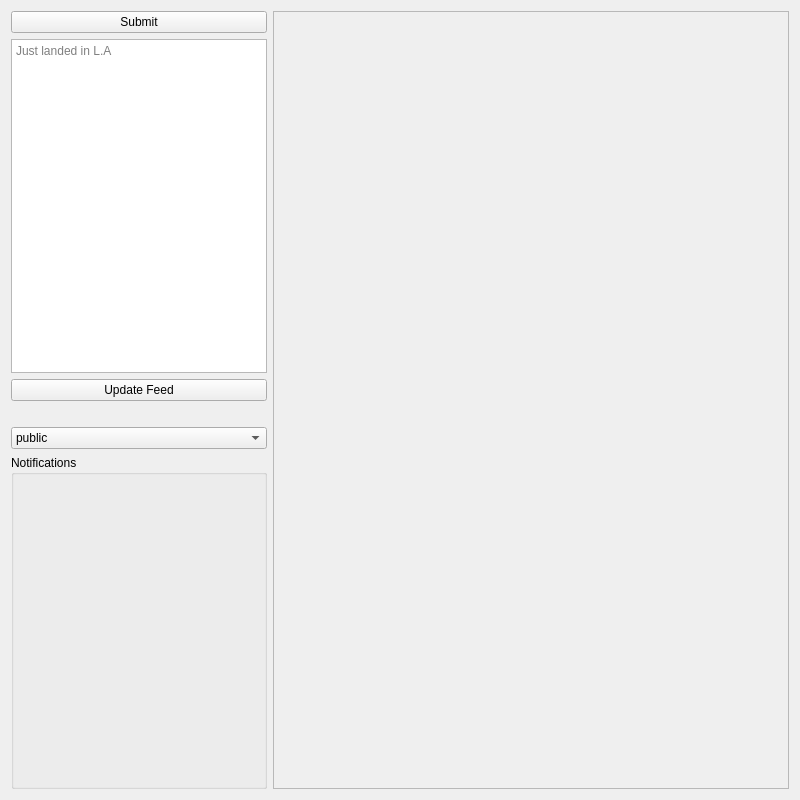
This is qml/main.ui in anjandev/fedi-go as Qt 5 draws it before an edit. The edited form follows.
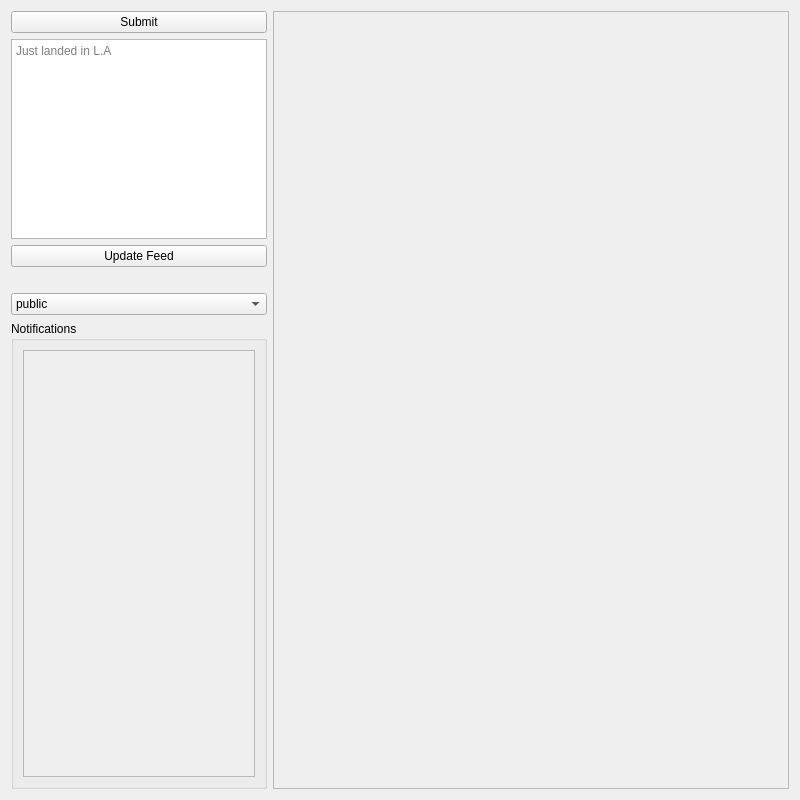
This is the edited form.

```diff
--- a/qml/main.ui
+++ b/qml/main.ui
@@ -97,7 +97,13 @@
         </widget>
        </item>
        <item>
-        <widget class="QGroupBox" name="notifications">
+        <widget class="QGroupBox" name="notifications_GroupBox">
+         <property name="sizePolicy">
+          <sizepolicy hsizetype="Minimum" vsizetype="Preferred">
+           <horstretch>0</horstretch>
+           <verstretch>0</verstretch>
+          </sizepolicy>
+         </property>
          <property name="title">
           <string>Notifications</string>
          </property>
@@ -107,6 +113,31 @@
          <property name="checkable">
           <bool>false</bool>
          </property>
+         <layout class="QGridLayout" name="gridLayout_3">
+          <item row="0" column="0">
+           <widget class="QScrollArea" name="notif_scrollArea">
+            <property name="sizePolicy">
+             <sizepolicy hsizetype="Minimum" vsizetype="Expanding">
+              <horstretch>0</horstretch>
+              <verstretch>0</verstretch>
+             </sizepolicy>
+            </property>
+            <property name="widgetResizable">
+             <bool>true</bool>
+            </property>
+            <widget class="QWidget" name="scrollAreaWidgetContents_2">
+             <property name="geometry">
+              <rect>
+               <x>0</x>
+               <y>0</y>
+               <width>230</width>
+               <height>421</height>
+              </rect>
+             </property>
+            </widget>
+           </widget>
+          </item>
+         </layout>
         </widget>
        </item>
       </layout>
```
